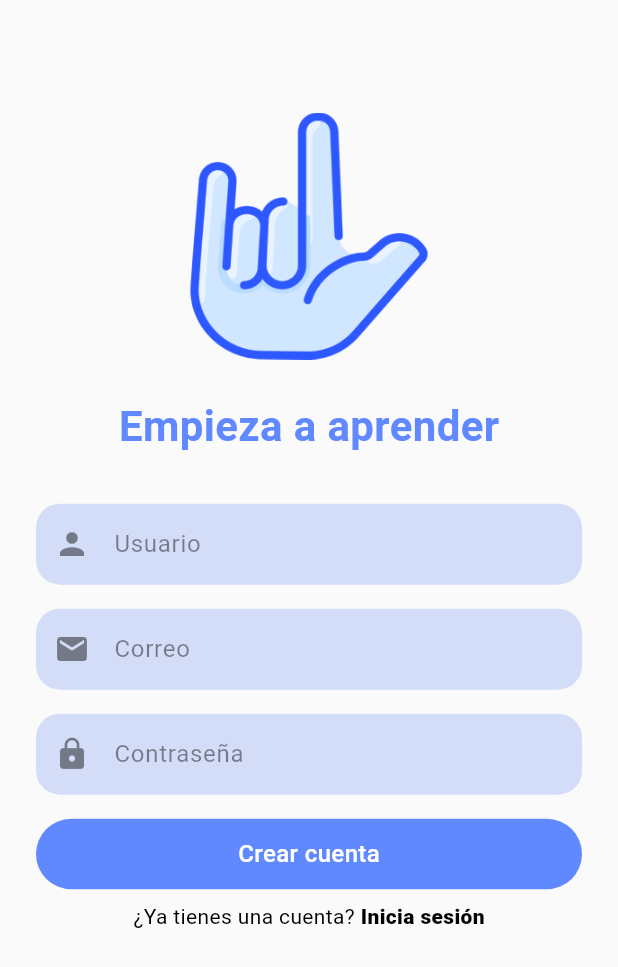
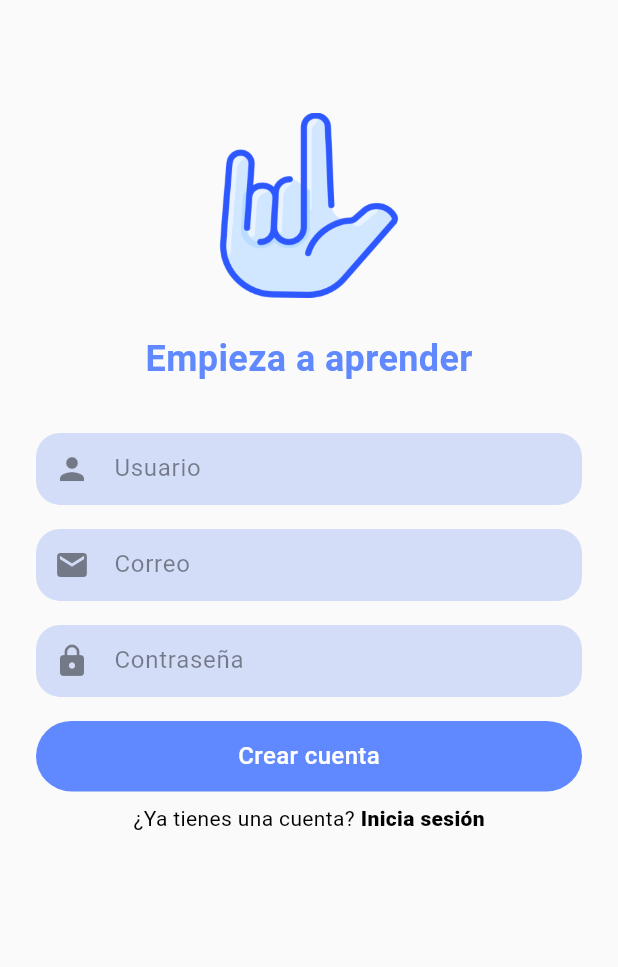
Before and after one commit to amenes12/ensenarte-app, a Flutter app: the screen it shows after launch, after a tap on "¿No tienes una cuenta?", on a phone screen of 412 x 824 dp. Shown: the top 967 px of the screen. Run offline on Flutter 3.47's test engine with Material 3 defaults, Android fonts, the phone set to English and light mode, and no system bars; our stand-ins replace cloud_firestore, firebase_auth, firebase_core; accounts and stored records are empty.

Commit message:
refactor(style): improved styling on auth screens

```diff
--- a/lib/components/input_component.dart
+++ b/lib/components/input_component.dart
@@ -23,13 +23,17 @@ class InputComponent extends StatelessWidget {
       ),
       child: TextField(
         controller: controller,
+        textInputAction: TextInputAction.done,
+        onTapOutside: (event) {
+          FocusManager.instance.primaryFocus?.unfocus();
+        },
         decoration: InputDecoration(
           hintText: hintText,
           hintStyle: const TextStyle(
             color: Colors.black45,
             fontSize: 16.0,
           ),
-          contentPadding: const EdgeInsets.symmetric(horizontal: 20.0, vertical: 15.0),
+          contentPadding: const EdgeInsets.symmetric(horizontal: 24.0, vertical: 12.0),
           prefixIcon: Icon(
             icon,
             color: Colors.black45
--- a/lib/screens/sign_in_screen.dart
+++ b/lib/screens/sign_in_screen.dart
@@ -59,7 +59,7 @@ class _SignInScreenState extends State<SignInScreen> {
               padding: const EdgeInsets.only(top: 75.0),
               child: SizedBox(
                 width: double.infinity,
-                height: height * 0.20,
+                height: height * 0.15,
                 child: Image.asset("assets/logo/logo-no-text.png"),
               ),
             ),
@@ -69,7 +69,7 @@ class _SignInScreenState extends State<SignInScreen> {
                   "Ingresa a enSEÑArte",
                   style: TextStyle(
                     color:  Color.fromRGBO(97, 137, 255, 1),
-                    fontSize: 28.0,
+                    fontSize: 24.0,
                     fontWeight: FontWeight.w700,
                   ),
                 )),
--- a/lib/screens/sign_up_screen.dart
+++ b/lib/screens/sign_up_screen.dart
@@ -62,7 +62,7 @@ class _SignUpScreenState extends State<SignUpScreen> {
               padding: const EdgeInsets.only(top: 75.0),
               child: SizedBox(
                 width: double.infinity,
-                height: height * 0.20,
+                height: height * 0.15,
                 child: Image.asset("assets/logo/logo-no-text.png"),
               ),
             ),
@@ -72,7 +72,7 @@ class _SignUpScreenState extends State<SignUpScreen> {
                 "Empieza a aprender",
                 style: TextStyle(
                   color: Color.fromRGBO(97, 137, 255, 1),
-                  fontSize: 28.0,
+                  fontSize: 24.0,
                   fontWeight: FontWeight.w700,
                 ),
               ),
```
